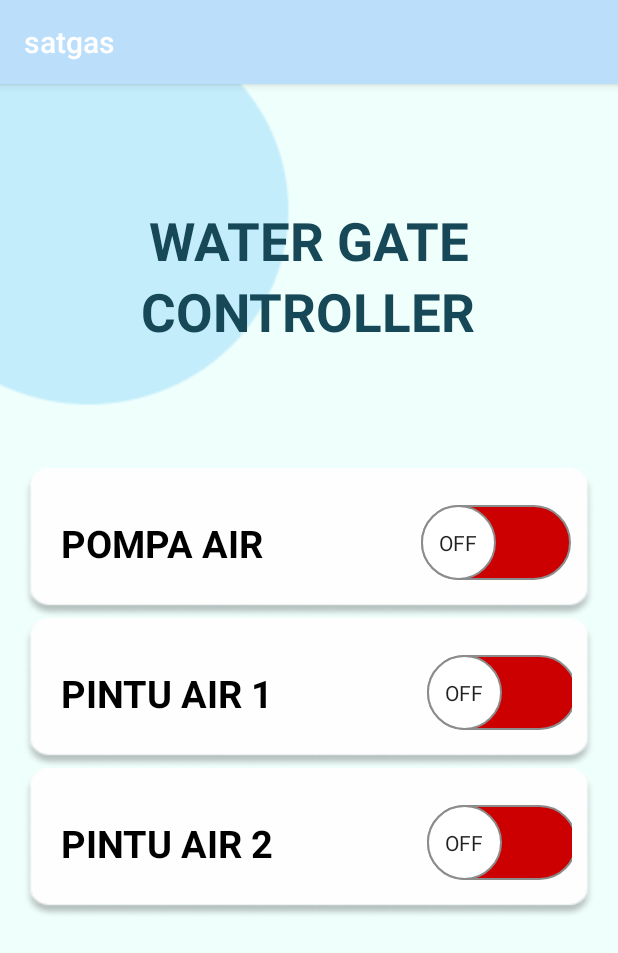
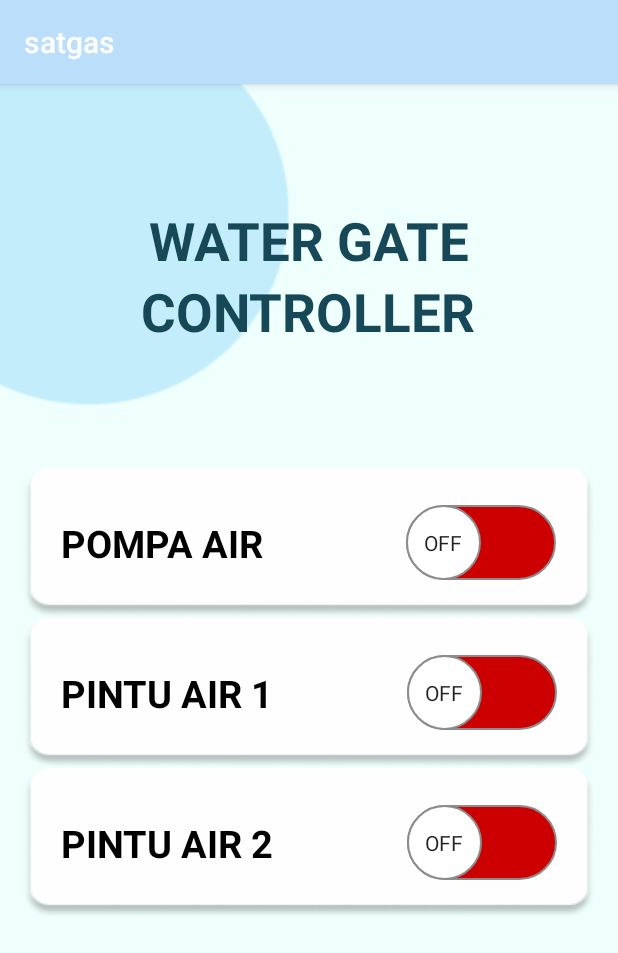
Before and after one commit to LusianaDiyan/Satgas, an Android app: the waterGate screen opened directly, with no data from a screen before it, on a phone screen of 412 x 824 dp. Shown: the top 953 px of the screen. Run offline under Robolectric (Android 15) with nearby library versions, the phone set to English and light mode, and no system bars; our stand-ins replace ButterKnife.

Commit message:
first rev

```diff
--- a/app/src/main/java/com/example/satgas/RegisterAPI.java
+++ b/app/src/main/java/com/example/satgas/RegisterAPI.java
@@ -7,11 +7,13 @@ import retrofit2.http.Field;
 import retrofit2.http.FormUrlEncoded;
 import retrofit2.http.POST;
 
-public class RegisterAPI {
+public interface RegisterAPI {
     @FormUrlEncoded
-    @POST("update.php")
-    Call<Sampler.Value> ubah(String pompa, @Field("id") String id,
-                             @Field("value") String value) {
-        return null;
-    }
+    @POST("/create.php")
+    Call<Sampler.Value> area(@Field("id") String id,
+                             @Field("namaarea") String namaarea,
+                             @Field("luas") String luas,
+                             @Field("kebair") String air,
+                             @Field("kelembaban") String kelembaban,
+                             @Field("tanaman") String tanaman);
 }
--- a/app/src/main/res/layout/activity_soil_monitoring.xml
+++ b/app/src/main/res/layout/activity_soil_monitoring.xml
@@ -21,7 +21,7 @@
     <TextView
         android:layout_width="match_parent"
         android:layout_height="wrap_content"
-        android:text="Grafik Data Kelembaban Tanah"
+        android:text="Grafik Kelembaban Tanah "
         android:gravity="left"
         android:layout_marginLeft="10dp"
         android:textSize="20sp"
--- a/app/src/main/res/layout/activity_water_gate.xml
+++ b/app/src/main/res/layout/activity_water_gate.xml
@@ -58,14 +58,13 @@
                 android:id="@+id/sw_pompa"
                 android:layout_width="105dp"
                 android:layout_height="50dp"
-                android:layout_marginRight="10dp"
                 android:thumb="@drawable/thumb"
                 app:track="@drawable/track"
                 app:showText="true"
                 android:textStyle="bold"
                 android:textOn="ON"
                 android:textOff="OFF"
-                android:layout_marginLeft="100dp"/>
+                android:layout_marginLeft="90dp"/>
         </LinearLayout>
         <LinearLayout
             android:layout_width="match_parent"
@@ -86,16 +85,15 @@
                 android:textSize="25sp"/>
             <androidx.appcompat.widget.SwitchCompat
                 android:id="@+id/sw_gate1"
-                android:layout_width="102dp"
+                android:layout_width="105dp"
                 android:layout_height="50dp"
-                android:layout_marginRight="10dp"
                 android:thumb="@drawable/thumb"
                 app:track="@drawable/track"
                 app:showText="true"
                 android:textStyle="bold"
                 android:textOn="ON"
                 android:textOff="OFF"
-                android:layout_marginLeft="100dp"/>
+                android:layout_marginLeft="83dp"/>
         </LinearLayout>
         <LinearLayout
             android:layout_width="match_parent"
@@ -116,16 +114,15 @@
                 android:textSize="25sp"/>
             <androidx.appcompat.widget.SwitchCompat
                 android:id="@+id/sw_gate2"
-                android:layout_width="102dp"
+                android:layout_width="105dp"
                 android:layout_height="50dp"
-                android:layout_marginRight="10dp"
                 android:thumb="@drawable/thumb"
                 app:track="@drawable/track"
                 app:showText="true"
                 android:textStyle="bold"
                 android:textOn="ON"
                 android:textOff="OFF"
-                android:layout_marginLeft="100dp"/>
+                android:layout_marginLeft="83dp"/>
         </LinearLayout>
     </LinearLayout>
 
```
Also changed, not shown: app/src/main/java/com/example/satgas/Signup.java (+70 -0 lines), app/src/main/java/com/example/satgas/konfigurasi.java (+11 -3 lines), app/src/main/java/com/example/satgas/waterGate.java (+5 -5 lines), app/src/main/res/layout/activity_signup.xml (+6 -1 lines).
